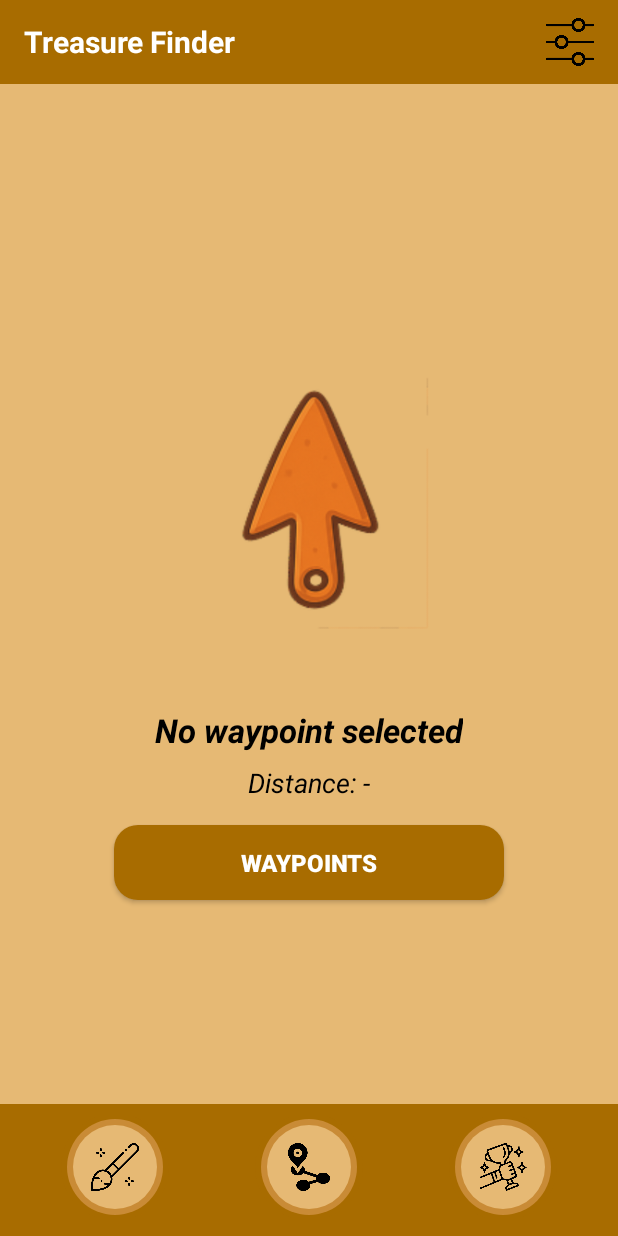
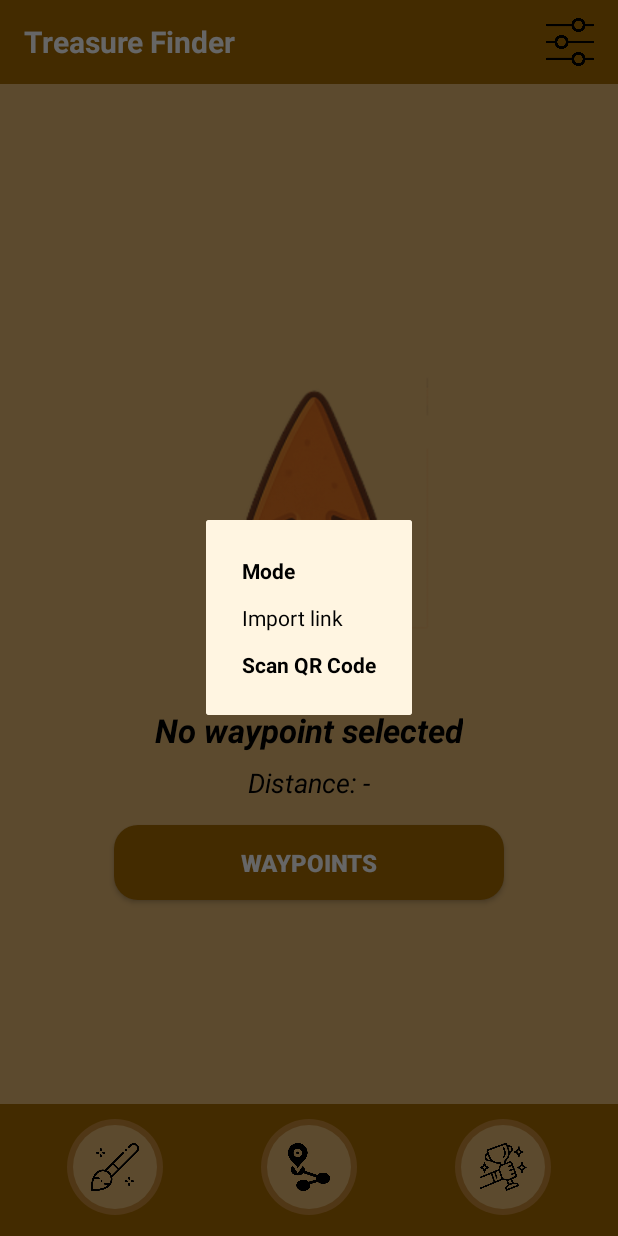
Before and after one commit to zhichengliangnhl/gps_app, an Android app: the screen it shows after launch (CompassActivity), after a tap on "Settings Icon", on a phone screen of 412 x 824 dp. Run offline under Robolectric (Android 15) with nearby library versions, the phone set to English and light mode, and no system bars; libraries missing offline, so code that uses them is left out: com.journeyapps.barcodescanner.

Commit message:
Merged develop fixed my qr scan, implemented side pannel menu, still need to make compass work and fix the menu thing in everything and implement working folder because now it isn't working

```diff
--- a/app/build.gradle.kts
+++ b/app/build.gradle.kts
@@ -53,6 +53,8 @@
     implementation("com.google.code.gson:gson:2.8.9")
     implementation("androidx.cardview:cardview:1.0.0")
     implementation("androidx.constraintlayout:constraintlayout:2.1.4")
+    implementation ("com.journeyapps:zxing-android-embedded:4.3.0")
+
     annotationProcessor(libs.room.compiler)
 
     implementation("androidx.core:core-splashscreen:1.0.1")
--- a/app/src/main/java/com/nhlstenden/navigationapp/activities/CompassActivity.java
+++ b/app/src/main/java/com/nhlstenden/navigationapp/activities/CompassActivity.java
@@ -5,12 +5,16 @@
 import android.content.pm.PackageManager;
 import android.location.Location;
 import android.os.Bundle;
+import android.view.View;
 import android.widget.Button;
+import android.widget.EditText;
 import android.widget.ImageView;
 import android.widget.TextView;
 import android.widget.Toast;
 
+import androidx.activity.result.ActivityResultLauncher;
 import androidx.annotation.NonNull;
+import androidx.appcompat.app.AlertDialog;
 import androidx.appcompat.app.AppCompatActivity;
 import androidx.core.app.ActivityCompat;
 
@@ -19,6 +23,8 @@
 import com.google.android.gms.location.LocationRequest;
 import com.google.android.gms.location.LocationResult;
 import com.google.android.gms.location.LocationServices;
+import com.journeyapps.barcodescanner.ScanContract;
+import com.journeyapps.barcodescanner.ScanOptions;
 import com.nhlstenden.navigationapp.R;
 import com.nhlstenden.navigationapp.interfaces.CompassListener;
 import com.nhlstenden.navigationapp.adapters.CompassSensorManager;
@@ -43,6 +49,14 @@
 
     private float currentAzimuth = 0f;
 
+    private final ActivityResultLauncher<ScanOptions> qrScannerLauncher =
+            registerForActivityResult(new ScanContract(), result -> {
+                if (result.getContents() != null) {
+                    Toast.makeText(this, "Scanned: " + result.getContents(), Toast.LENGTH_SHORT).show();
+                    // TODO: handle the result if needed
+                }
+            });
+
     @Override
     protected void onCreate(Bundle savedInstanceState) {
         super.onCreate(savedInstanceState);
@@ -64,9 +78,7 @@
 
         // Header icon (no function yet)
         settingsIcon = findViewById(R.id.settingsIcon);
-        settingsIcon.setOnClickListener(v -> {
-            Toast.makeText(this, "Settings coming soon", Toast.LENGTH_SHORT).show();
-        });
+        settingsIcon.setOnClickListener(v -> showSettingsPanel());
 
         // Bottom nav setup
         navBrush = findViewById(R.id.navBrush);
@@ -190,4 +202,58 @@
             finish();
         }
     }
+
+    private void showSettingsPanel() {
+        View sheetView = getLayoutInflater().inflate(R.layout.side_panel_settings, null);
+
+        AlertDialog dialog = new AlertDialog.Builder(this, R.style.RightSlideDialog)
+                .setView(sheetView)
+                .create();
+
+        TextView txtScanQR = sheetView.findViewById(R.id.txtQr);
+        TextView txtImport = sheetView.findViewById(R.id.txtImport);
+
+        txtScanQR.setOnClickListener(v -> {
+            dialog.dismiss();
+            ScanOptions options = new ScanOptions();
+            options.setPrompt("Scan a QR code");
+            options.setBeepEnabled(true);
+            options.setOrientationLocked(false);
+            qrScannerLauncher.launch(options);
+        });
+
+        txtImport.setOnClickListener(v -> {
+            dialog.dismiss();
+            showImportDialog(); // Optional – see below
+        });
+
+        dialog.show();
+    }
+
+    private void showImportDialog() {
+        androidx.appcompat.app.AlertDialog.Builder builder = new androidx.appcompat.app.AlertDialog.Builder(this);
+        builder.setTitle("Import Waypoint Code");
+
+        final EditText input = new EditText(this);
+        builder.setView(input);
+
+        builder.setPositiveButton("Import", (dialog, which) -> {
+            String code = input.getText().toString().trim();
+            try {
+                Waypoint wp = Waypoint.decode(this, code);
+                if (wp != null && wp.getName() != null) {
+                    Toast.makeText(this, "Imported: " + wp.getName(), Toast.LENGTH_SHORT).show();
+                    // If needed, pass the waypoint to another activity or update UI
+                } else {
+                    Toast.makeText(this, "Invalid or corrupted waypoint", Toast.LENGTH_SHORT).show();
+                }
+            } catch (Exception e) {
+                Toast.makeText(this, "Failed to import", Toast.LENGTH_SHORT).show();
+            }
+        });
+
+        builder.setNegativeButton("Cancel", (dialog, which) -> dialog.dismiss());
+        builder.show();
+    }
+
 }
--- /dev/null
+++ b/app/src/main/res/anim/slide_in_right.xml
@@ -0,0 +1,5 @@
+<?xml version="1.0" encoding="utf-8"?>
+<translate xmlns:android="http://schemas.android.com/apk/res/android"
+    android:fromXDelta="100%p"
+    android:toXDelta="0"
+    android:duration="300" />
--- /dev/null
+++ b/app/src/main/res/drawable/rounded_dialog_bg.xml
@@ -0,0 +1,6 @@
+<?xml version="1.0" encoding="utf-8"?>
+<shape xmlns:android="http://schemas.android.com/apk/res/android"
+    android:shape="rectangle">
+    <solid android:color="#FFF5E1"/> <!-- Or whatever background color you like -->
+    <corners android:radius="28dp"/>
+</shape>
--- a/app/src/main/res/layout/activity_waypoint.xml
+++ b/app/src/main/res/layout/activity_waypoint.xml
@@ -63,6 +63,8 @@
         android:layout_height="wrap_content"
         app:layout_constraintBottom_toBottomOf="parent">
 
-        <include layout="@layout/include_bottom_nav" />
+        <include
+            android:id="@+id/bottom_navigation"
+            layout="@layout/include_bottom_nav" />
     </RelativeLayout>
 </androidx.constraintlayout.widget.ConstraintLayout>
--- /dev/null
+++ b/app/src/main/res/layout/side_panel_settings.xml
@@ -0,0 +1,34 @@
+<?xml version="1.0" encoding="utf-8"?>
+<LinearLayout xmlns:android="http://schemas.android.com/apk/res/android"
+    android:id="@+id/sidePanelLayout"
+    android:layout_width="300dp"
+    android:layout_height="match_parent"
+    android:orientation="vertical"
+    android:background="#FFF5E1"
+    android:padding="24dp">
+
+    <TextView
+        android:id="@+id/txtMode"
+        android:layout_width="match_parent"
+        android:layout_height="wrap_content"
+        android:text="Mode"
+        android:textStyle="bold"
+        android:textColor="#000000"
+        android:paddingBottom="12dp"/>
+
+    <TextView
+        android:id="@+id/txtImport"
+        android:layout_width="match_parent"
+        android:layout_height="wrap_content"
+        android:text="Import link"
+        android:textColor="#000000"
+        android:paddingBottom="12dp"/>
+
+    <TextView
+        android:id="@+id/txtQr"
+        android:layout_width="match_parent"
+        android:layout_height="wrap_content"
+        android:text="Scan QR Code"
+        android:textStyle="bold"
+        android:textColor="#000000"/>
+</LinearLayout>
--- /dev/null
+++ b/app/src/main/res/values/styles.xml
@@ -0,0 +1,11 @@
+<?xml version="1.0" encoding="utf-8"?>
+<resources>
+    <style name="RightSlideDialog" parent="Theme.AppCompat.Light.Dialog">
+        <item name="android:windowAnimationStyle">@style/DialogSlideAnimation</item>
+        <item name="android:backgroundDimEnabled">true</item>
+    </style>
+
+    <style name="DialogSlideAnimation">
+        <item name="android:windowEnterAnimation">@anim/slide_in_right</item>
+    </style>
+</resources>
```
Also changed, not shown: app/src/main/java/com/nhlstenden/navigationapp/activities/WaypointActivity.java (+75 -17 lines), app/src/main/java/com/nhlstenden/navigationapp/utils/QRCodeUtils.java (added, +27 -0 lines), app/src/main/res/layout/activity_qr.xml (added, +97 -0 lines).
